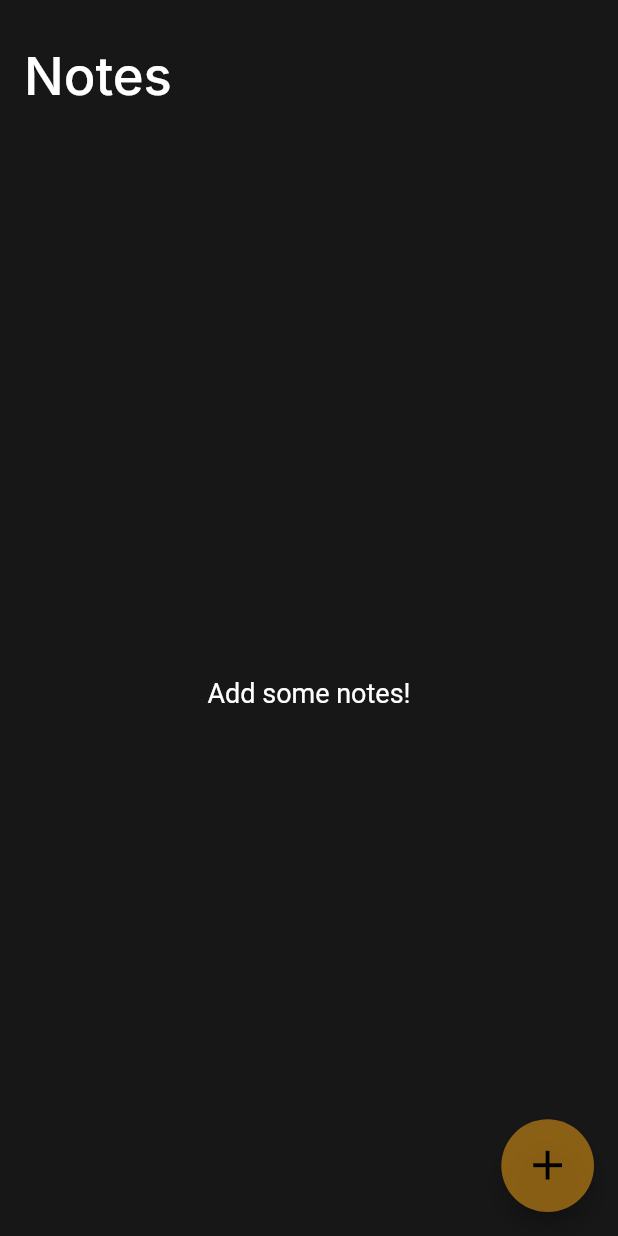
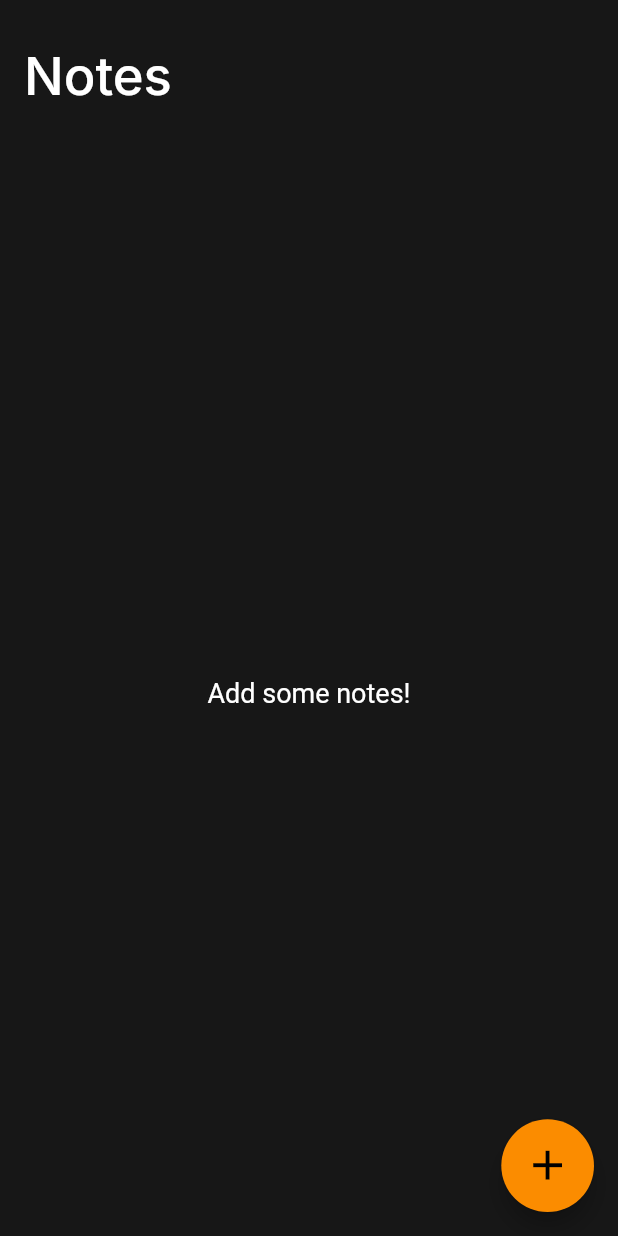
Before and after one commit to SalehTZ/note_app_flutter, a Flutter app: the screen it shows after launch, on a phone screen of 412 x 824 dp. Run offline on Flutter 3.47's test engine with Material 2 defaults, Android fonts, the phone set to English and light mode, and no system bars; our stand-ins replace google_fonts, hive, hive_flutter; accounts and stored records are empty.

Commit message:
Little change in theme color.

```diff
--- a/lib/main.dart
+++ b/lib/main.dart
@@ -29,12 +29,16 @@ class MyApp extends StatelessWidget {
       debugShowCheckedModeBanner: false,
       title: 'Note App',
       theme: ThemeData(
-          primarySwatch: themeColor,
-          textSelectionTheme: TextSelectionThemeData(
-            cursorColor: Colors.amber,
-            selectionColor: Colors.amber.withOpacity(0.3),
-            selectionHandleColor: Colors.amber,
-          )),
+        primarySwatch: themeColor,
+        floatingActionButtonTheme: FloatingActionButtonThemeData(
+          backgroundColor: Colors.orange.shade600,
+        ),
+        textSelectionTheme: TextSelectionThemeData(
+          cursorColor: Colors.orange.shade600,
+          selectionColor: Colors.orange.withOpacity(0.3),
+          selectionHandleColor: Colors.orange.shade600,
+        ),
+      ),
       home: Home(),
     );
   }
```
